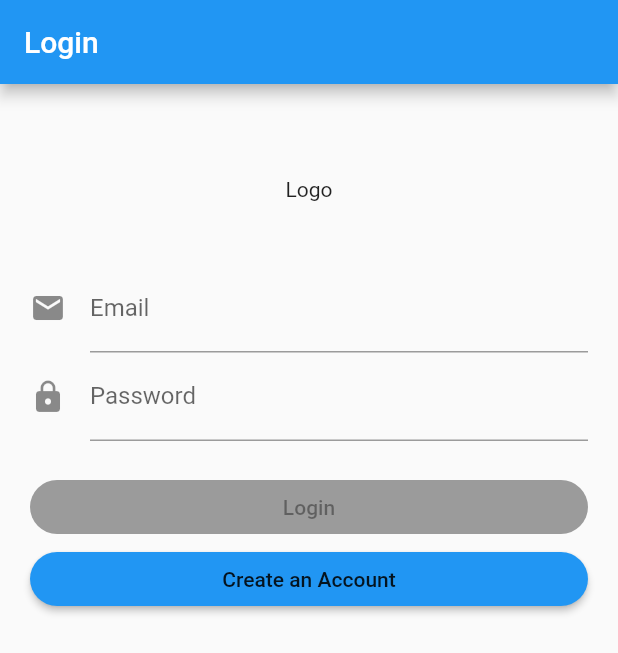
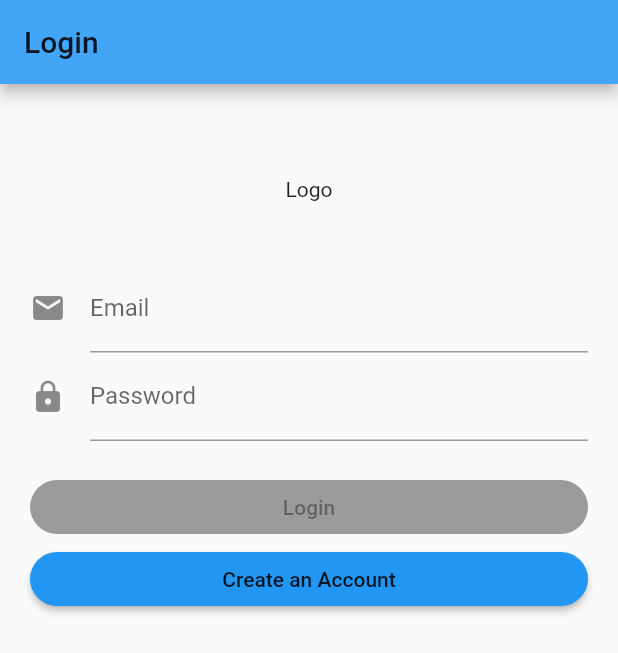
Before and after one commit to kttl15/styleFlutter, a Flutter app: the screen it shows after launch, on a phone screen of 412 x 824 dp. Shown: the top 653 px of the screen. Run offline on Flutter 3.47's test engine with Material 2 defaults, Android fonts, the phone set to English and light mode, and no system bars; our stand-ins replace bloc, cloud_firestore, equatable, firebase_auth, firebase_storage, flutter_bloc and 4 more; accounts and stored records are empty.

Commit message:
added global theme

```diff
--- a/lib/home/home_screen.dart
+++ b/lib/home/home_screen.dart
@@ -18,7 +18,8 @@ class HomeScreen extends StatelessWidget {
     //TODO refresh when done uploading
     return Scaffold(
       appBar: AppBar(
-        title: Text('Home: ' + user.email),
+        title: Text('Home: ' + user.email,
+            style: Theme.of(context).textTheme.headline1),
         actions: <Widget>[
           IconButton(
             icon: Icon(Icons.exit_to_app),
--- a/lib/main.dart
+++ b/lib/main.dart
@@ -6,6 +6,7 @@ import 'package:gan2/home/home_screen.dart';
 import 'package:gan2/login/login_screen.dart';
 import 'package:gan2/services/user_repo.dart';
 import 'package:gan2/splash_screen.dart';
+import 'package:gan2/theme.dart';
 
 void main() {
   //* needed if code is executed before runApp
@@ -29,6 +30,7 @@ class App extends StatelessWidget {
   @override
   Widget build(BuildContext context) {
     return MaterialApp(
+      theme: AppTheme().themeData(),
       //* use BlocBuilder to render UI based on AuthenticationBloc
       home: BlocBuilder<AuthenticationBloc, AuthenticationState>(
         builder: (context, state) {
--- /dev/null
+++ b/lib/theme.dart
@@ -0,0 +1,19 @@
+import 'package:flutter/material.dart';
+
+class AppTheme {
+  ThemeData themeData() {
+    return ThemeData(
+      primaryColor: Colors.blue[400],
+      textTheme: TextTheme(
+        headline1: TextStyle(
+          fontSize: 20,
+          color: Colors.white,
+          fontWeight: FontWeight.bold,
+        ),
+        bodyText1: TextStyle(
+          fontSize: 16,
+        ),
+      ),
+    );
+  }
+}
```
